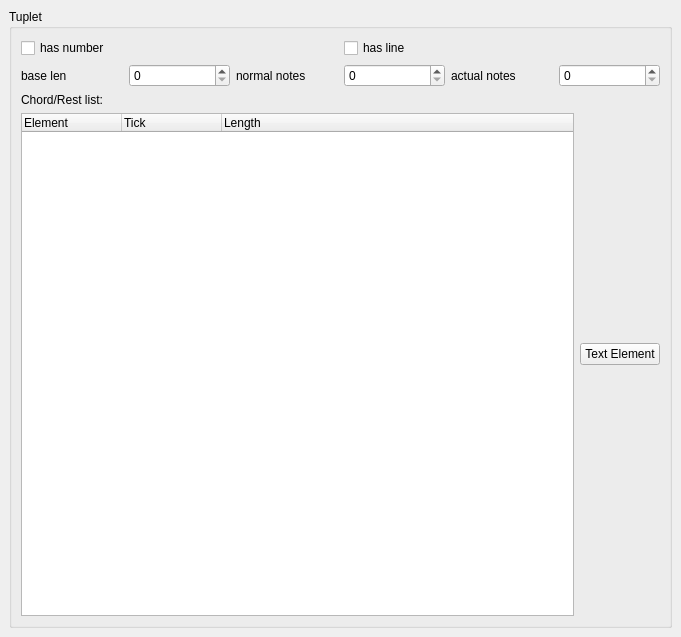
Above: mscore/mscore/tuplet.ui from musescore/musescore-old before the change. Below: the same form after it.
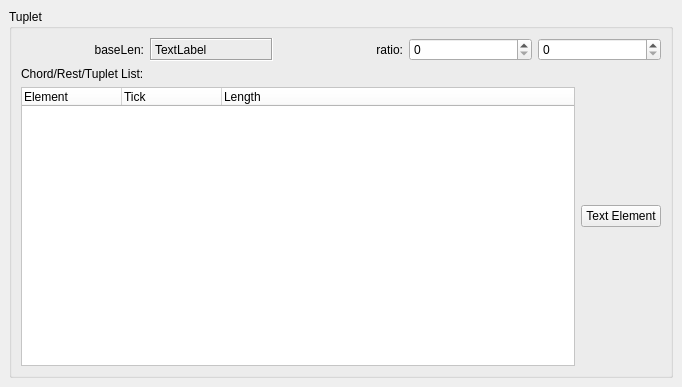
That is the form after the change.

Patch:
```diff
--- a/mscore/mscore/tuplet.ui
+++ b/mscore/mscore/tuplet.ui
@@ -1,236 +1,267 @@
 <ui version="4.0" >
  <class>TupletBase</class>
- <widget class="QWidget" name="TupletBase" >
-  <property name="geometry" >
+ <widget class="QWidget" name="TupletBase">
+  <property name="geometry">
    <rect>
     <x>0</x>
     <y>0</y>
-    <width>681</width>
-    <height>637</height>
+    <width>682</width>
+    <height>387</height>
    </rect>
   </property>
-  <property name="windowTitle" >
+  <property name="windowTitle">
    <string>Form</string>
   </property>
-  <layout class="QVBoxLayout" >
-   <property name="spacing" >
+  <layout class="QVBoxLayout">
+   <property name="spacing">
     <number>6</number>
    </property>
-   <property name="leftMargin" >
+   <property name="margin">
     <number>9</number>
    </property>
-   <property name="topMargin" >
-    <number>9</number>
-   </property>
-   <property name="rightMargin" >
-    <number>9</number>
-   </property>
-   <property name="bottomMargin" >
-    <number>9</number>
-   </property>
    <item>
-    <layout class="QHBoxLayout" >
-     <property name="spacing" >
-      <number>6</number>
+    <widget class="QGroupBox" name="groupBox">
+     <property name="title">
+      <string notr="true" extracomment="do not translate">Tuplet</string>
      </property>
-     <property name="leftMargin" >
-      <number>0</number>
-     </property>
-     <property name="topMargin" >
-      <number>0</number>
-     </property>
-     <property name="rightMargin" >
-      <number>0</number>
-     </property>
-     <property name="bottomMargin" >
-      <number>0</number>
-     </property>
-    </layout>
-   </item>
-   <item>
-    <layout class="QVBoxLayout" >
-     <property name="spacing" >
-      <number>6</number>
-     </property>
-     <property name="leftMargin" >
-      <number>0</number>
-     </property>
-     <property name="topMargin" >
-      <number>0</number>
-     </property>
-     <property name="rightMargin" >
-      <number>0</number>
-     </property>
-     <property name="bottomMargin" >
-      <number>0</number>
-     </property>
-    </layout>
-   </item>
-   <item>
-    <widget class="QGroupBox" name="groupBox" >
-     <property name="title" >
-      <string>Tuplet</string>
-     </property>
-     <property name="flat" >
+     <property name="flat">
       <bool>true</bool>
      </property>
-     <layout class="QGridLayout" >
-      <property name="leftMargin" >
+     <layout class="QGridLayout">
+      <property name="margin">
        <number>9</number>
       </property>
-      <property name="topMargin" >
-       <number>9</number>
-      </property>
-      <property name="rightMargin" >
-       <number>9</number>
-      </property>
-      <property name="bottomMargin" >
-       <number>9</number>
-      </property>
-      <property name="horizontalSpacing" >
+      <property name="spacing">
        <number>6</number>
       </property>
-      <property name="verticalSpacing" >
-       <number>6</number>
-      </property>
-      <item row="0" column="0" colspan="2" >
-       <layout class="QHBoxLayout" >
-        <property name="spacing" >
+      <item row="0" column="0" colspan="2">
+       <layout class="QHBoxLayout">
+        <property name="spacing">
          <number>6</number>
         </property>
-        <property name="leftMargin" >
+        <property name="margin">
          <number>0</number>
         </property>
-        <property name="topMargin" >
-         <number>0</number>
-        </property>
-        <property name="rightMargin" >
-         <number>0</number>
-        </property>
-        <property name="bottomMargin" >
-         <number>0</number>
-        </property>
         <item>
-         <widget class="QCheckBox" name="hasNumber" >
-          <property name="text" >
-           <string>has number</string>
+         <widget class="QLabel" name="label">
+          <property name="text">
+           <string notr="true" extracomment="do not translate">baseLen:</string>
           </property>
-         </widget>
-        </item>
-        <item>
-         <widget class="QCheckBox" name="hasLine" >
-          <property name="text" >
-           <string>has line</string>
+          <property name="alignment">
+           <set>Qt::AlignRight|Qt::AlignTrailing|Qt::AlignVCenter</set>
           </property>
          </widget>
         </item>
-       </layout>
-      </item>
-      <item row="1" column="0" colspan="2" >
-       <layout class="QHBoxLayout" >
-        <property name="spacing" >
-         <number>6</number>
-        </property>
-        <property name="leftMargin" >
-         <number>0</number>
-        </property>
-        <property name="topMargin" >
-         <number>0</number>
-        </property>
-        <property name="rightMargin" >
-         <number>0</number>
-        </property>
-        <property name="bottomMargin" >
-         <number>0</number>
-        </property>
         <item>
-         <widget class="QLabel" name="label" >
-          <property name="text" >
-           <string>base len</string>
+         <widget class="QLabel" name="baseLen">
+          <property name="sizePolicy">
+           <sizepolicy hsizetype="Preferred" vsizetype="Preferred">
+            <horstretch>0</horstretch>
+            <verstretch>0</verstretch>
+           </sizepolicy>
           </property>
-         </widget>
-        </item>
-        <item>
-         <widget class="QSpinBox" name="baseLen" >
-          <property name="maximum" >
-           <number>99999</number>
+          <property name="frameShape">
+           <enum>QFrame::Box</enum>
           </property>
+          <property name="frameShadow">
+           <enum>QFrame::Sunken</enum>
+          </property>
+          <property name="text">
+           <string notr="true">TextLabel</string>
+          </property>
          </widget>
         </item>
         <item>
-         <widget class="QLabel" name="label_2" >
-          <property name="text" >
-           <string>normal notes</string>
+         <widget class="QLabel" name="label_2">
+          <property name="text">
+           <string notr="true" extracomment="do not translate">ratio:</string>
           </property>
+          <property name="alignment">
+           <set>Qt::AlignRight|Qt::AlignTrailing|Qt::AlignVCenter</set>
+          </property>
          </widget>
         </item>
         <item>
-         <widget class="QSpinBox" name="normalNotes" >
-          <property name="maximum" >
+         <widget class="QSpinBox" name="ratioZ">
+          <property name="maximum">
            <number>99999</number>
           </property>
          </widget>
         </item>
         <item>
-         <widget class="QLabel" name="label_3" >
-          <property name="text" >
-           <string>actual notes</string>
-          </property>
-         </widget>
-        </item>
-        <item>
-         <widget class="QSpinBox" name="actualNotes" >
-          <property name="maximum" >
+         <widget class="QSpinBox" name="ratioN">
+          <property name="maximum">
            <number>99999</number>
           </property>
          </widget>
         </item>
        </layout>
       </item>
-      <item row="2" column="0" >
-       <widget class="QLabel" name="label_4" >
-        <property name="text" >
-         <string>Chord/Rest list:</string>
+      <item row="1" column="0">
+       <widget class="QLabel" name="label_4">
+        <property name="text">
+         <string notr="true" extracomment="do not translate">Chord/Rest/Tuplet List:</string>
         </property>
        </widget>
       </item>
-      <item rowspan="2" row="2" column="1" >
-       <widget class="QPushButton" name="number" >
-        <property name="text" >
-         <string>Text Element</string>
+      <item row="1" column="1" rowspan="2">
+       <widget class="QPushButton" name="number">
+        <property name="text">
+         <string notr="true" extracomment="do not translate">Text Element</string>
         </property>
        </widget>
       </item>
-      <item row="3" column="0" >
-       <widget class="QTreeWidget" name="elements" >
-        <property name="indentation" >
+      <item row="2" column="0">
+       <widget class="QTreeWidget" name="elements">
+        <property name="palette">
+         <palette>
+          <active>
+           <colorrole role="Button">
+            <brush brushstyle="SolidPattern">
+             <color alpha="255">
+              <red>255</red>
+              <green>255</green>
+              <blue>255</blue>
+             </color>
+            </brush>
+           </colorrole>
+           <colorrole role="Mid">
+            <brush brushstyle="SolidPattern">
+             <color alpha="255">
+              <red>255</red>
+              <green>255</green>
+              <blue>255</blue>
+             </color>
+            </brush>
+           </colorrole>
+           <colorrole role="Base">
+            <brush brushstyle="SolidPattern">
+             <color alpha="255">
+              <red>255</red>
+              <green>255</green>
+              <blue>255</blue>
+             </color>
+            </brush>
+           </colorrole>
+           <colorrole role="Window">
+            <brush brushstyle="SolidPattern">
+             <color alpha="255">
+              <red>255</red>
+              <green>255</green>
+              <blue>255</blue>
+             </color>
+            </brush>
+           </colorrole>
+          </active>
+          <inactive>
+           <colorrole role="Button">
+            <brush brushstyle="SolidPattern">
+             <color alpha="255">
+              <red>255</red>
+              <green>255</green>
+              <blue>255</blue>
+             </color>
+            </brush>
+           </colorrole>
+           <colorrole role="Mid">
+            <brush brushstyle="SolidPattern">
+             <color alpha="255">
+              <red>255</red>
+              <green>255</green>
+              <blue>255</blue>
+             </color>
+            </brush>
+           </colorrole>
+           <colorrole role="Base">
+            <brush brushstyle="SolidPattern">
+             <color alpha="255">
+              <red>255</red>
+              <green>255</green>
+              <blue>255</blue>
+             </color>
+            </brush>
+           </colorrole>
+           <colorrole role="Window">
+            <brush brushstyle="SolidPattern">
+             <color alpha="255">
+              <red>255</red>
+              <green>255</green>
+              <blue>255</blue>
+             </color>
+            </brush>
+           </colorrole>
+          </inactive>
+          <disabled>
+           <colorrole role="Button">
+            <brush brushstyle="SolidPattern">
+             <color alpha="255">
+              <red>255</red>
+              <green>255</green>
+              <blue>255</blue>
+             </color>
+            </brush>
+           </colorrole>
+           <colorrole role="Mid">
+            <brush brushstyle="SolidPattern">
+             <color alpha="255">
+              <red>255</red>
+              <green>255</green>
+              <blue>255</blue>
+             </color>
+            </brush>
+           </colorrole>
+           <colorrole role="Base">
+            <brush brushstyle="SolidPattern">
+             <color alpha="255">
+              <red>255</red>
+              <green>255</green>
+              <blue>255</blue>
+             </color>
+            </brush>
+           </colorrole>
+           <colorrole role="Window">
+            <brush brushstyle="SolidPattern">
+             <color alpha="255">
+              <red>255</red>
+              <green>255</green>
+              <blue>255</blue>
+             </color>
+            </brush>
+           </colorrole>
+          </disabled>
+         </palette>
+        </property>
+        <property name="toolTip">
+         <string/>
+        </property>
+        <property name="indentation">
          <number>0</number>
         </property>
-        <property name="rootIsDecorated" >
+        <property name="rootIsDecorated">
          <bool>false</bool>
         </property>
-        <property name="uniformRowHeights" >
+        <property name="uniformRowHeights">
          <bool>true</bool>
         </property>
-        <property name="itemsExpandable" >
+        <property name="itemsExpandable">
          <bool>false</bool>
         </property>
-        <property name="allColumnsShowFocus" >
+        <property name="allColumnsShowFocus">
          <bool>true</bool>
         </property>
         <column>
-         <property name="text" >
-          <string>Element</string>
+         <property name="text">
+          <string notr="true" extracomment="do not translate">Element</string>
          </property>
         </column>
         <column>
-         <property name="text" >
-          <string>Tick</string>
+         <property name="text">
+          <string notr="true" extracomment="do not translate">Tick</string>
          </property>
         </column>
         <column>
-         <property name="text" >
-          <string>Length</string>
+         <property name="text">
+          <string notr="true" extracomment="do not translate">Length</string>
          </property>
         </column>
        </widget>
```
Left out of the diff: 3 changed lines with no effect on the pictures.
